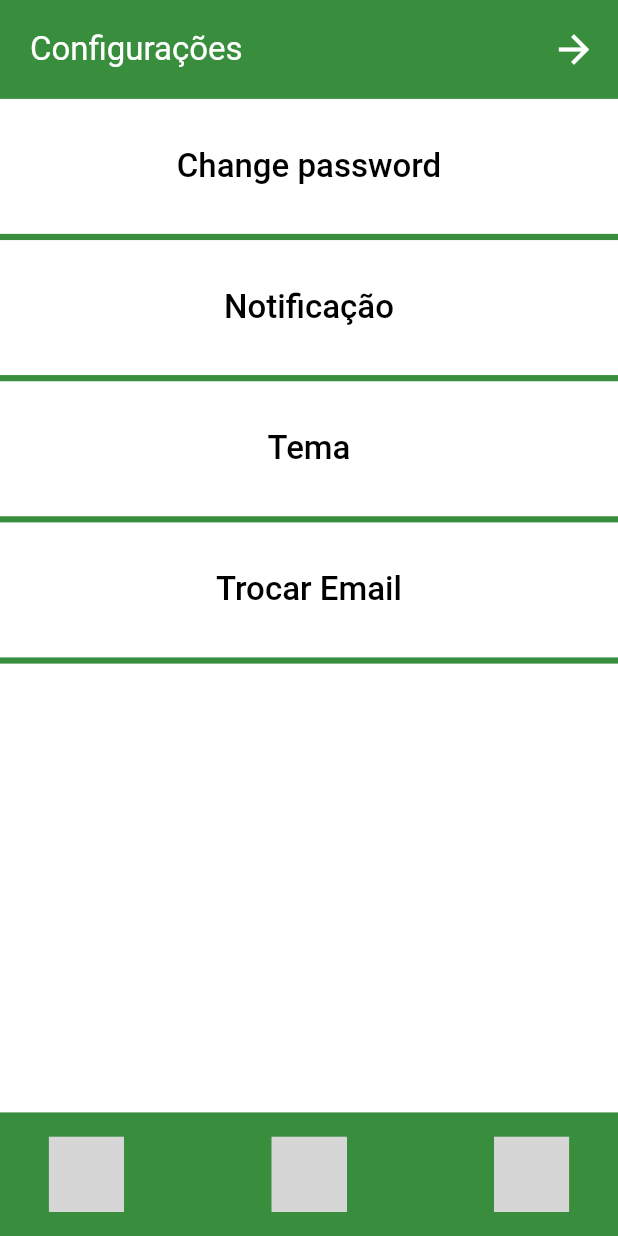
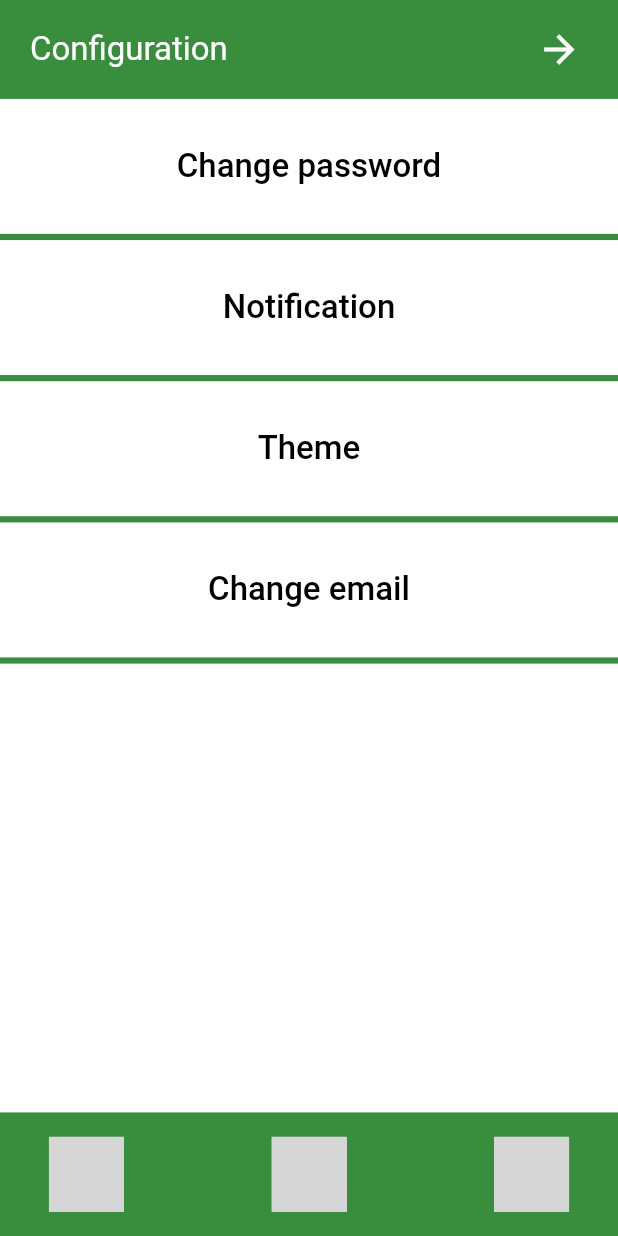
Before and after one commit to Gabriel-O-M-L/Organic_Food_app, a Flutter app: the ConfigScreen screen opened directly, on a phone screen of 412 x 824 dp. Run offline on Flutter 3.47's test engine with Material 2 defaults, Android fonts, the phone set to English and light mode, and no system bars; our stand-ins replace flutter_modular, flutter_svg, geolocator, google_maps_flutter, localization, mobx; grey boxes are pictures that could not be loaded.

Commit message:
Adding more localization
adding new phrases to localization arquive

```diff
--- a/lib/assets/i18n/en_US.json
+++ b/lib/assets/i18n/en_US.json
@@ -19,6 +19,7 @@
     "search": "Search",
     "recent_searches": "Recent searches",
     "change_password": "Change password",
+    "change_email": "Change email",
     "search_for": "You search for:",
     "login" : "Login",
     "recover": "Recover",
@@ -29,6 +30,8 @@
     "historic": "Bought Historic",
     "personal_data": "Personal Data",
     "configuration": "Configuration",
+    "notification": "Notification",
+    "theme": "Theme",
     "name": "Name",
     "phone": "Phone",
     "city": "City",
--- a/lib/assets/i18n/en_us.json
+++ b/lib/assets/i18n/en_us.json
@@ -19,6 +19,7 @@
     "search": "Search",
     "recent_searches": "Recent searches",
     "change_password": "Change password",
+    "change_email": "Change email",
     "search_for": "You search for:",
     "login" : "Login",
     "recover": "Recover",
@@ -29,6 +30,8 @@
     "historic": "Bought Historic",
     "personal_data": "Personal Data",
     "configuration": "Configuration",
+    "notification": "Notification",
+    "theme": "Theme",
     "name": "Name",
     "phone": "Phone",
     "city": "City",
--- a/lib/assets/i18n/pt_BR.json
+++ b/lib/assets/i18n/pt_BR.json
@@ -17,6 +17,7 @@
     "reset_password": "Refaça sua senha",
     "enter": "Cadastrar",
     "change_password": "Trocar Senha",
+    "change_email": "Trocar de email",
     "search": "Pesquisar",
     "recent_searches": "Buscas recentes",
     "search_for": "Você proucura por:",
@@ -29,10 +30,13 @@
     "historic": "Histório de Compras",
     "personal_data": "Dados",
     "configuration": "Configuração",
+    "notification": "Notificação",
+    "theme": "Tema",
     "name": "nome",
     "phone": "Telefone",
     "city": "Cidade",
     "state" : "Estado",
+
 
     "onboard_first_page_theme":     "Ligação com o Cliente",
     "onboard_first_page_phrase":  "O aplicativo foi feito para ajudar a pequenos agricultores a conseguir aumentar suas margens de lucro e facilitar na divulgação de seus produtos, conectando diretamente com o consumidor.",
--- a/lib/assets/i18n/pt_br.json
+++ b/lib/assets/i18n/pt_br.json
@@ -17,6 +17,7 @@
     "reset_password": "Refaça sua senha",
     "enter": "Cadastrar",
     "change_password": "Trocar Senha",
+    "change_email": "Trocar de email",
     "search": "Pesquisar",
     "recent_searches": "Buscas recentes",
     "search_for": "Você proucura por:",
@@ -29,6 +30,8 @@
     "historic": "Histório de Compras",
     "personal_data": "Dados",
     "configuration": "Configuração",
+    "notification": "Notificação",
+    "theme": "Tema",
     "name": "Nome",
     "phone": "Telefone",
     "city": "Cidade",
--- a/lib/src/features/userSpace/presentation/page/config.dart
+++ b/lib/src/features/userSpace/presentation/page/config.dart
@@ -51,8 +51,8 @@ class _ConfigScreenState extends State<ConfigScreen> {
         primary: getTheme().colorScheme.onPrimaryContainer,
         minimumSize: const Size.fromHeight(50),
       ),
-      child: const Text(
-        "Notificação",
+      child: Text(
+        "notification".i18n(),
         style: TextStyle(
           fontSize: 22,
         ),
@@ -67,8 +67,8 @@ class _ConfigScreenState extends State<ConfigScreen> {
         primary: getTheme().colorScheme.onPrimaryContainer,
         minimumSize: const Size.fromHeight(50),
       ),
-      child: const Text(
-        "Tema",
+      child: Text(
+        "theme".i18n(),
         style: TextStyle(
           fontSize: 22,
         ),
@@ -83,8 +83,8 @@ class _ConfigScreenState extends State<ConfigScreen> {
         primary: getTheme().colorScheme.onPrimaryContainer,
         minimumSize: const Size.fromHeight(50),
       ),
-      child: const Text(
-        "Trocar Email",
+      child: Text(
+        "change_email".i18n(),
         style: TextStyle(
           fontSize: 22,
         ),
@@ -153,7 +153,7 @@ class _ConfigScreenState extends State<ConfigScreen> {
                       children: [
                         const SizedBox(width: 20),
                         Text(
-                          "Configurações",
+                          "configuration".i18n(),
                           style: TextStyle(
                             fontSize: 22,
                             color: getTheme().colorScheme.onPrimary,
--- a/lib/src/features/userSpace/presentation/page/personalData.dart
+++ b/lib/src/features/userSpace/presentation/page/personalData.dart
@@ -21,14 +21,6 @@ class _dadosPessoaisState extends State<dadosPessoais> {
   TextEditingController telefoneController = new TextEditingController();
   TextEditingController cidadeController = new TextEditingController();
   TextEditingController estadoController = new TextEditingController();
-
-  final itens = [
-    'Brasília',
-    'Guará',
-    'Recanto',
-    'Núcleo Bandeirante',
-    'Cruzeiro'
-  ];
 
   String email = "";
   String nome = "";
@@ -226,7 +218,7 @@ class _dadosPessoaisState extends State<dadosPessoais> {
                             height: 30,
                           ),
                           TextButton(
-                            onPressed: () => http.post( Uri.parse('http://127.0.0.1:8000/api/create/'),
+                            onPressed: () => http.post( Uri.parse('https://back-end-pdm.herokuapp.com/api/user/personaldata'),
                             headers: <String, String>{
                             'Content-Type': 'application/json; charset=UTF-8',
                            },
@@ -236,6 +228,7 @@ class _dadosPessoaisState extends State<dadosPessoais> {
                             "phone" : numero,
                             "city" : cidade,
                             "state": estado,
+
                               }),
                             ),
                             style: TextButton.styleFrom(
```
